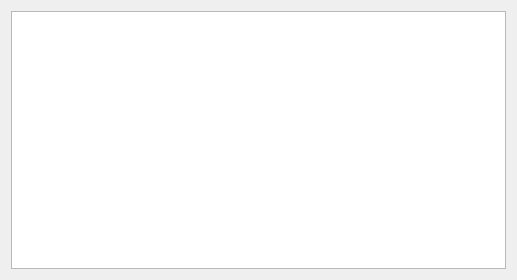
Old version of the form ui/widgets/plrlistwidget.ui in the repository StarixWoS/ReMix.
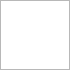
New version of the form.

Diff of the .ui file:
```diff
--- a/ui/widgets/plrlistwidget.ui
+++ b/ui/widgets/plrlistwidget.ui
@@ -6,14 +6,29 @@
    <rect>
     <x>0</x>
     <y>0</y>
-    <width>517</width>
-    <height>280</height>
+    <width>70</width>
+    <height>70</height>
    </rect>
   </property>
   <property name="windowTitle">
    <string>Form</string>
   </property>
   <layout class="QGridLayout" name="gridLayout">
+   <property name="leftMargin">
+    <number>0</number>
+   </property>
+   <property name="topMargin">
+    <number>0</number>
+   </property>
+   <property name="rightMargin">
+    <number>0</number>
+   </property>
+   <property name="bottomMargin">
+    <number>0</number>
+   </property>
+   <property name="spacing">
+    <number>0</number>
+   </property>
    <item row="0" column="0">
     <widget class="QTableView" name="playerView">
      <property name="mouseTracking">
```
